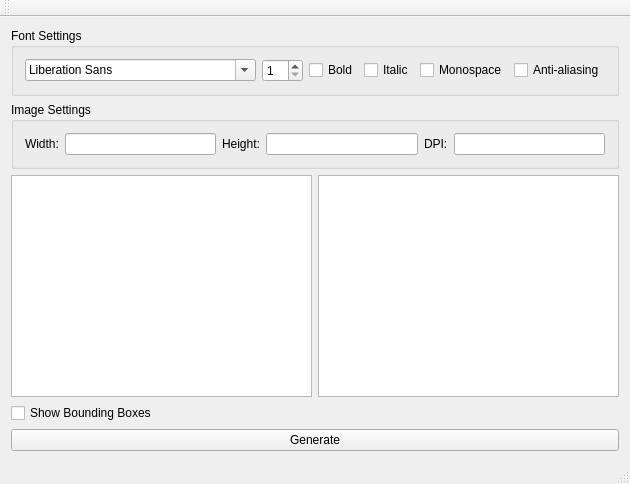
JinpengLI/tesseract-trainer, file mainwindow.ui: the form before one commit.
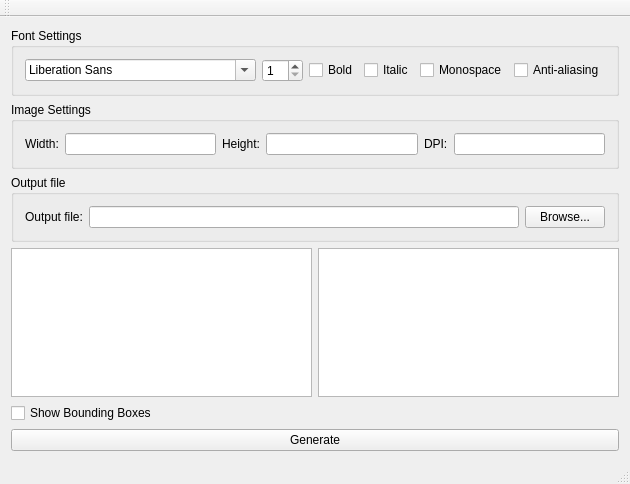
The form after the commit.

Commit message: output file line edit

The edit to the form file:
```diff
--- a/mainwindow.ui
+++ b/mainwindow.ui
@@ -101,6 +101,32 @@
       </layout>
      </widget>
     </item>
+    <item>
+     <widget class="QGroupBox" name="groupBox_3">
+      <property name="title">
+       <string>Output file</string>
+      </property>
+      <layout class="QHBoxLayout" name="horizontalLayout_4">
+       <item>
+        <widget class="QLabel" name="label_4">
+         <property name="text">
+          <string>Output file:</string>
+         </property>
+        </widget>
+       </item>
+       <item>
+        <widget class="QLineEdit" name="lineEditOutputFile"/>
+       </item>
+       <item>
+        <widget class="QPushButton" name="pushButtonBrowseOutputFile">
+         <property name="text">
+          <string>Browse...</string>
+         </property>
+        </widget>
+       </item>
+      </layout>
+     </widget>
+    </item>
     <item>
      <layout class="QHBoxLayout" name="horizontalLayout_3">
       <item>
```
The commit also changes 2 other files.
